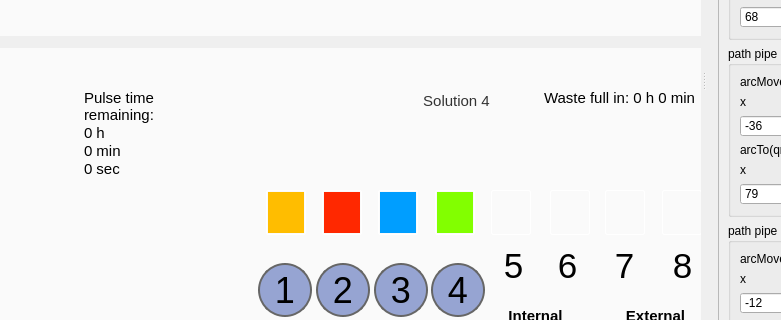
Old version of the form apps/Lab-on-a-tip/Lab-on-a-tip.ui in the repository bellonemauro/Labonatip2.0; both pictures show x 213 to 994 and y 356 to 676 of the 1388 by 841 pixel window.
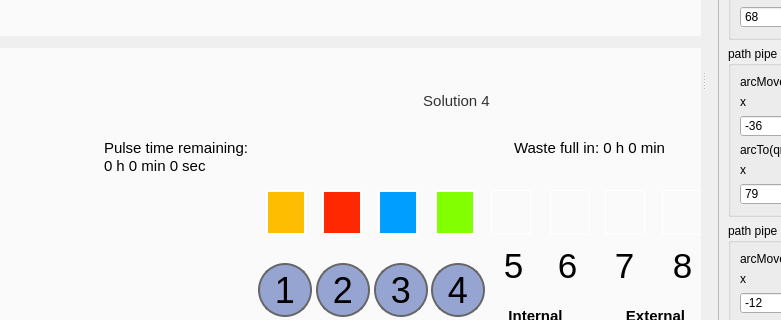
New version of the form. The open tabs and pages were chosen to show the change. Icons and pictures are not drawn.

```diff
--- a/apps/Lab-on-a-tip/Lab-on-a-tip.ui
+++ b/apps/Lab-on-a-tip/Lab-on-a-tip.ui
@@ -1507,9 +1507,9 @@
                  <widget class="QTextEdit" name="textEdit_emptyTime">
                   <property name="geometry">
                    <rect>
-                    <x>280</x>
-                    <y>0</y>
-                    <width>151</width>
+                    <x>300</x>
+                    <y>50</y>
+                    <width>201</width>
                     <height>101</height>
                    </rect>
                   </property>
@@ -1528,18 +1528,16 @@
 p, li { white-space: pre-wrap; }
 &lt;/style&gt;&lt;/head&gt;&lt;body style=&quot; font-family:'MS Shell Dlg 2'; font-size:11pt; font-weight:400; font-style:normal;&quot;&gt;
 &lt;p style=&quot; margin-top:0px; margin-bottom:0px; margin-left:0px; margin-right:0px; -qt-block-indent:0; text-indent:0px;&quot;&gt;Pulse time remaining: &lt;/p&gt;
-&lt;p style=&quot; margin-top:0px; margin-bottom:0px; margin-left:0px; margin-right:0px; -qt-block-indent:0; text-indent:0px;&quot;&gt;0 h&lt;/p&gt;
-&lt;p style=&quot; margin-top:0px; margin-bottom:0px; margin-left:0px; margin-right:0px; -qt-block-indent:0; text-indent:0px;&quot;&gt;0 min &lt;/p&gt;
-&lt;p style=&quot; margin-top:0px; margin-bottom:0px; margin-left:0px; margin-right:0px; -qt-block-indent:0; text-indent:0px;&quot;&gt;0 sec&lt;/p&gt;&lt;/body&gt;&lt;/html&gt;</string>
+&lt;p style=&quot; margin-top:0px; margin-bottom:0px; margin-left:0px; margin-right:0px; -qt-block-indent:0; text-indent:0px;&quot;&gt;0 h 0 min 0 sec&lt;/p&gt;&lt;/body&gt;&lt;/html&gt;</string>
                   </property>
                  </widget>
                  <widget class="QTextEdit" name="textEdit_emptyTime_waste">
                   <property name="geometry">
                    <rect>
-                    <x>740</x>
-                    <y>0</y>
-                    <width>181</width>
-                    <height>101</height>
+                    <x>710</x>
+                    <y>50</y>
+                    <width>221</width>
+                    <height>51</height>
                    </rect>
                   </property>
                   <property name="font">
```
Left out of the diff: 2 changed lines with no effect on the pictures.
